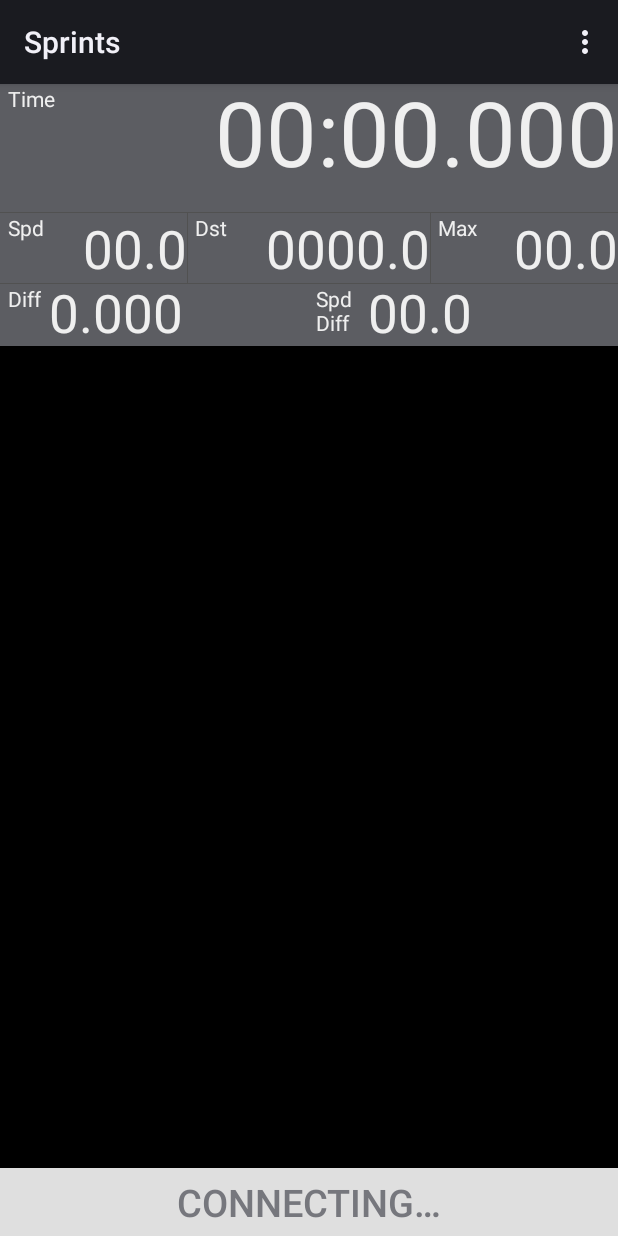
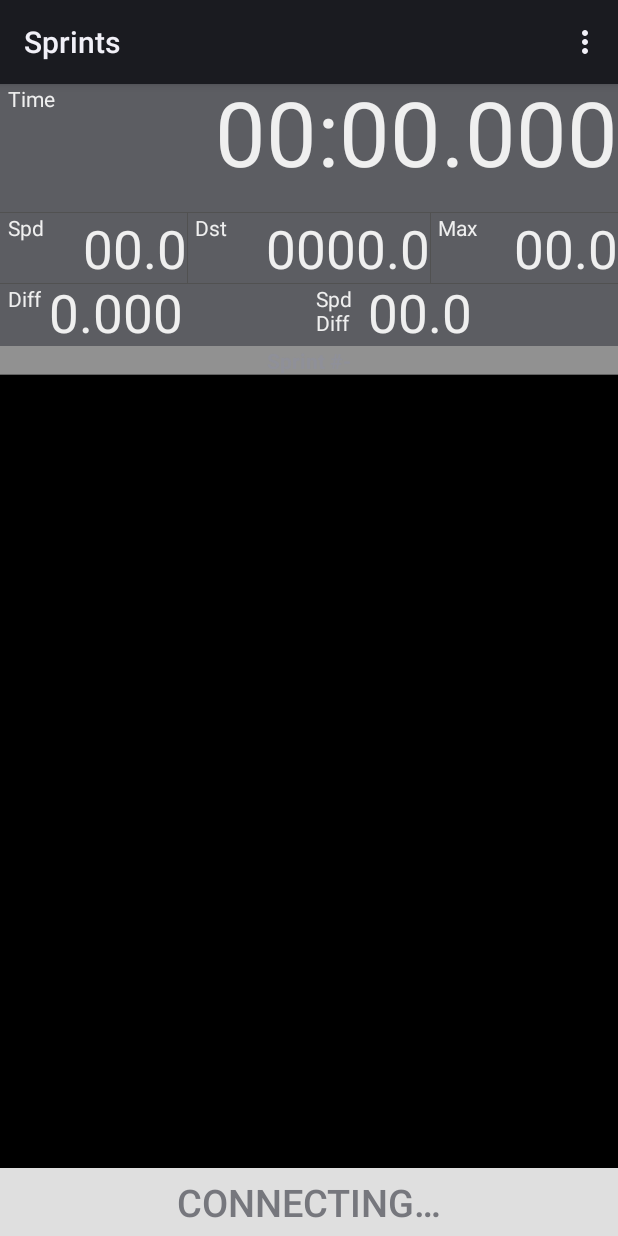
Before and after one commit to jpetrocik/sprintmeter-firmware, an Android app: the SprintActivity screen opened directly, with no data from a screen before it, on a phone screen of 412 x 824 dp. Run offline under Robolectric (Android 15) with nearby library versions, the phone set to English and light mode, and no system bars; libraries missing offline, so code that uses them is left out: org.achartengine, org.achartengine.model, org.achartengine.renderer; 1 statement that could not run was skipped.

Commit message:
Added swipe navigation to sprint activity to view old sprints

```diff
--- a/android/app/src/main/java/com/bmxgates/logger/SprintGraphFragment.java
+++ b/android/app/src/main/java/com/bmxgates/logger/SprintGraphFragment.java
@@ -32,6 +32,8 @@ public class SprintGraphFragment extends Fragment {
 	LinearLayout chartContainer;
 
 	EvictingQueue<Double> smoothAvg;
+
+	View.OnTouchListener onTouchListener;
 
 	public SprintGraphFragment() {
 		smoothAvg = EvictingQueue.create(6);
@@ -75,8 +77,15 @@ public class SprintGraphFragment extends Fragment {
 
 		graphicalView = ChartFactory.getLineChartView(getActivity(), dataset, mSeriesRender);
 		graphicalView.setBackgroundColor(Color.BLACK);
+		if (onTouchListener != null)
+			graphicalView.setOnTouchListener(onTouchListener);
 		chartContainer.addView(graphicalView, new LayoutParams(LayoutParams.MATCH_PARENT, LayoutParams.MATCH_PARENT));
 		graphicalView.repaint();
+
+	}
+
+	public void setOnTouchListener(View.OnTouchListener onTouchListner) {
+		this.onTouchListener = onTouchListner;
 	}
 
 	public void addSplit(Split split) {
@@ -86,7 +95,6 @@ public class SprintGraphFragment extends Fragment {
 	public void addSplit(long distance, double speed) {
 
 		double userSpeed = speed * Formater.SPEED_CONVERSION;
-		userSpeed = (double) (Math.round(userSpeed * 100.0) / 100.0);
 
 		if (userSpeed < minSpeed) {
 			minSpeed = userSpeed;
@@ -97,6 +105,7 @@ public class SprintGraphFragment extends Fragment {
 		}
 
 		double smoothedSpeed = smooth(userSpeed);
+		smoothedSpeed = (double) (Math.round(smoothedSpeed * 100.0) / 100.0);
 		splits.add(distance, smoothedSpeed);
 
 	}
--- a/android/app/src/main/java/com/bmxgates/logger/TrackDetailFragment.java
+++ b/android/app/src/main/java/com/bmxgates/logger/TrackDetailFragment.java
@@ -60,7 +60,8 @@ public class TrackDetailFragment extends Fragment {
 			((EditText) rootView.findViewById(R.id.autoStopEditText)).setText(String.valueOf(track.autoStop));
 		}
 
-		((SupportMapFragment) this.getFragmentManager().findFragmentById(R.id.map)).getMapAsync(new OnMapReadyCallback() {
+		SupportMapFragment supportMapFragment = ((SupportMapFragment) this.getFragmentManager().findFragmentById(R.id.map));
+		supportMapFragment.getMapAsync(new OnMapReadyCallback() {
 			@Override
 			public void onMapReady(GoogleMap googleMap) {
 				mMap = googleMap;
--- a/android/app/src/main/java/com/bmxgates/logger/data/SprintManager.java
+++ b/android/app/src/main/java/com/bmxgates/logger/data/SprintManager.java
@@ -44,7 +44,7 @@ public class SprintManager {
 		Cursor results = database.query(SprintDatabaseHelper.TABLE_SPRINT_TIMES,
 				SprintDatabaseHelper.SPRINT_TIMES_COLUMNS,
 				SprintDatabaseHelper.COLUMN_SPRINT_ID + " > ? and " + SprintDatabaseHelper.COLUMN_SPRINT_TYPE + " = ?",
-				new String[] {String.valueOf(System.currentTimeMillis()/86400000), type.toString()},
+				new String[] {String.valueOf(System.currentTimeMillis()/3600000), type.toString()},
 				null,
 				null,
 				SprintDatabaseHelper.COLUMN_SPRINT_ID + " desc, " + SprintDatabaseHelper.COLUMN_DISTANCE + " asc");
--- a/android/app/src/main/res/layout/activity_sprint.xml
+++ b/android/app/src/main/res/layout/activity_sprint.xml
@@ -75,8 +75,19 @@
                 app:layout_constraintEnd_toEndOf="parent"
                 app:layout_constraintStart_toEndOf="@+id/diff_spd_label"
                 app:layout_constraintTop_toTopOf="parent" />
+
+
         </android.support.constraint.ConstraintLayout>
     </LinearLayout>
+
+    <TextView
+        android:id="@+id/sprint_sprint_count"
+        android:layout_width="match_parent"
+        android:layout_height="wrap_content"
+        android:background="@drawable/sub_bottom_border"
+        android:gravity="center"
+        android:text="Sprint #-"
+        android:textStyle="bold" />
 
     <fragment
         android:id="@+id/sprint_speed_graph"
--- a/android/app/src/main/res/layout/activity_track_practice.xml
+++ b/android/app/src/main/res/layout/activity_track_practice.xml
@@ -32,7 +32,7 @@
         android:layout_height="wrap_content"
         android:background="@drawable/sub_bottom_border"
         android:gravity="center"
-        android:text="Sprint #1"
+        android:text="Sprint #-"
         android:textStyle="bold" />
 
     <LinearLayout
--- a/android/app/src/main/res/layout/fragment_track_detail.xml
+++ b/android/app/src/main/res/layout/fragment_track_detail.xml
@@ -21,7 +21,7 @@
         android:orientation="horizontal" >
 
         <TextView
-            android:id="@+id/speedo_mph_20"
+            android:id="@+id/autoStopEditLabel"
             android:layout_width="wrap_content"
             android:layout_height="wrap_content"
             android:text="Auto Stop Distance:" />
```
Also changed, not shown: android/app/src/main/java/com/bmxgates/logger/SprintActivity.java (+100 -10 lines), android/app/src/main/java/com/bmxgates/logger/TrackPracticeActivity.java (+19 -9 lines).
